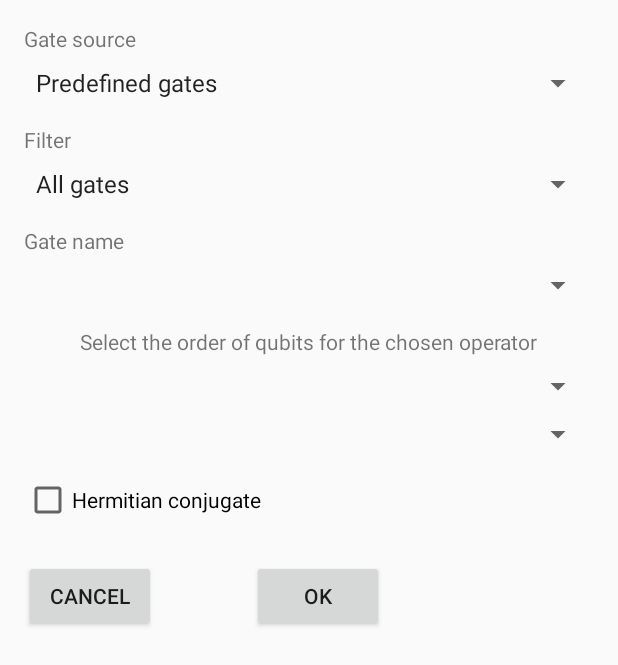
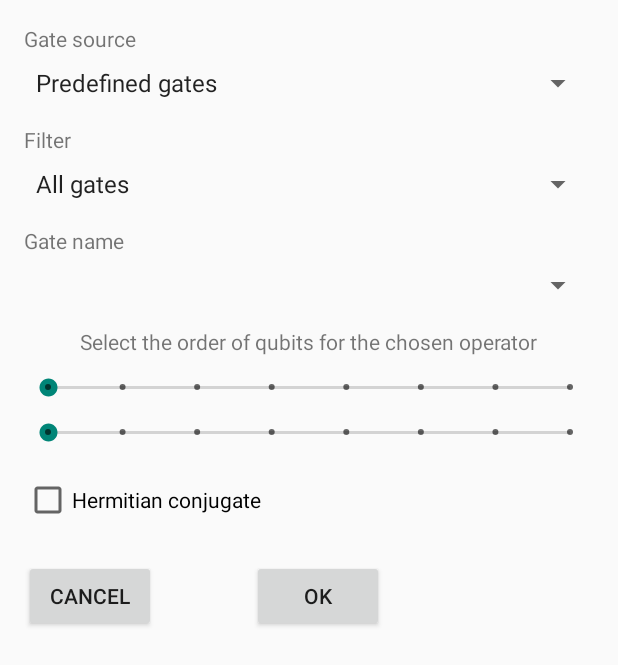
Before and after one commit to hexadec/Quantum, an Android app: the layout gate_selector.xml on its own in the app's theme, with its tools: preview values and no code run, on a phone screen of 412 x 824 dp. Shown: the top 665 px of the screen. Run offline under Robolectric (Android 15) with nearby library versions, the phone set to English and light mode, and no system bars.

Commit message:
UI improvements

```diff
--- a/app/src/main/java/hu/hexadecimal/quantum/Complex.java
+++ b/app/src/main/java/hu/hexadecimal/quantum/Complex.java
@@ -255,6 +255,7 @@ public class Complex implements Serializable {
         try {
             double real = 0;
             double imaginary = 0;
+            if (string.startsWith("+")) string = string.substring(1);
             if (string.matches("(.)+([-])(.)*i")) {
                 real = Double.valueOf(string.substring(0, string.lastIndexOf("-")));
                 imaginary = Double.valueOf(string.substring(string.lastIndexOf("-")).replace("i", string.substring(string.lastIndexOf("-")).length() == 1 ? "1" : ""));
--- a/app/src/main/java/hu/hexadecimal/quantum/MatrixEditorActivity.java
+++ b/app/src/main/java/hu/hexadecimal/quantum/MatrixEditorActivity.java
@@ -317,7 +317,7 @@ public class MatrixEditorActivity extends AppCompatActivity {
                                         .setErrorTextColor(ColorStateList.valueOf(!vo.isSpecial() || !vo.isUnitary() ? Color.RED : Color.GREEN));
                                 ((TextInputLayout) v.findViewById(R.id.editText3))
                                         .setError(getString(R.string.determinant) + ": "
-                                                + new DecimalFormat("0.0##").format(vo.determinantMod()) + ". "
+                                                + new DecimalFormat("0.0###").format(vo.determinantMod()) + ". "
                                                 + getString(R.string.unitary) + ": "
                                                 + (vo.isUnitary() ? getString(R.string.yes) : getString(R.string.no)));
 
--- a/app/src/main/res/layout/gate_selector.xml
+++ b/app/src/main/res/layout/gate_selector.xml
@@ -102,55 +102,60 @@
             app:layout_constraintStart_toStartOf="parent"
             app:layout_constraintTop_toBottomOf="@+id/gate_name_spinner" />
 
-        <Spinner
+        <SeekBar
             android:id="@+id/order_first"
             android:layout_width="match_parent"
             android:layout_height="wrap_content"
             android:layout_marginStart="16dp"
-            android:layout_marginTop="8dp"
+            android:layout_marginTop="12dp"
             android:layout_marginEnd="16dp"
             android:spinnerMode="dialog"
+            style="@style/Widget.AppCompat.SeekBar.Discrete"
+            android:max="7"
             app:layout_constraintBottom_toTopOf="@+id/order_second"
             app:layout_constraintEnd_toEndOf="parent"
             app:layout_constraintStart_toStartOf="parent"
             app:layout_constraintTop_toBottomOf="@+id/order_info" />
 
-        <Spinner
+        <SeekBar
             android:id="@+id/order_second"
             android:layout_width="match_parent"
             android:layout_height="wrap_content"
+            style="@style/Widget.AppCompat.SeekBar.Discrete"
+            android:max="7"
             android:layout_marginStart="16dp"
-            android:layout_marginTop="8dp"
+            android:layout_marginTop="12dp"
             android:layout_marginEnd="16dp"
-            android:layout_marginBottom="8dp"
-            android:spinnerMode="dialog"
+            android:layout_marginBottom="12dp"
             app:layout_constraintBottom_toTopOf="@+id/order_third"
             app:layout_constraintEnd_toEndOf="parent"
             app:layout_constraintStart_toStartOf="parent"
             app:layout_constraintTop_toBottomOf="@+id/order_first" />
 
-        <Spinner
+        <SeekBar
             android:id="@+id/order_third"
+            style="@style/Widget.AppCompat.SeekBar.Discrete"
+            android:max="7"
             android:layout_width="match_parent"
             android:layout_height="wrap_content"
             android:layout_marginStart="16dp"
             android:layout_marginEnd="16dp"
-            android:layout_marginBottom="8dp"
-            android:spinnerMode="dialog"
+            android:layout_marginBottom="12dp"
             android:visibility="gone"
             app:layout_constraintBottom_toTopOf="@+id/order_fourth"
             app:layout_constraintEnd_toEndOf="parent"
             app:layout_constraintStart_toStartOf="parent"
             app:layout_constraintTop_toBottomOf="@+id/order_second" />
 
-        <Spinner
+        <SeekBar
             android:id="@+id/order_fourth"
             android:layout_width="match_parent"
             android:layout_height="wrap_content"
             android:layout_marginStart="16dp"
             android:layout_marginEnd="16dp"
-            android:layout_marginBottom="32dp"
-            android:spinnerMode="dialog"
+            android:layout_marginBottom="12dp"
+            style="@style/Widget.AppCompat.SeekBar.Discrete"
+            android:max="7"
             android:visibility="gone"
             app:layout_constraintBottom_toTopOf="@+id/hermitianConjugate"
             app:layout_constraintEnd_toEndOf="parent"
```
Also changed, not shown: app/src/main/java/hu/hexadecimal/quantum/MainActivity.java (+25 -11 lines), app/src/main/res/layout/back_dialog.xml (+21 -10 lines).
